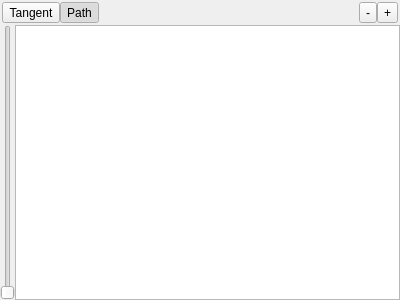
Old version of the form DreamToolQt/View/PathEditorTableForm.ui in the repository BashEdThomps/dream-engine.
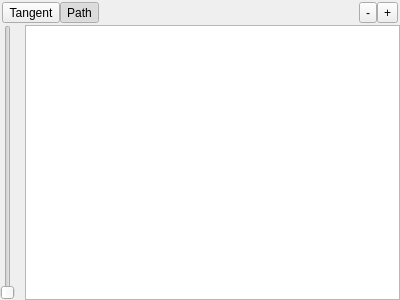
New version of the form.

The edit to the form file:
```diff
--- a/DreamToolQt/View/PathEditorTableForm.ui
+++ b/DreamToolQt/View/PathEditorTableForm.ui
@@ -121,6 +121,9 @@
    </item>
    <item>
     <layout class="QHBoxLayout" name="horizontalLayout_2">
+     <property name="spacing">
+      <number>10</number>
+     </property>
      <item>
       <widget class="QSlider" name="tangentIndexSlider">
        <property name="orientation">
@@ -160,6 +163,9 @@
        <property name="cornerButtonEnabled">
         <bool>true</bool>
        </property>
+       <attribute name="verticalHeaderVisible">
+        <bool>false</bool>
+       </attribute>
       </widget>
      </item>
     </layout>
```
